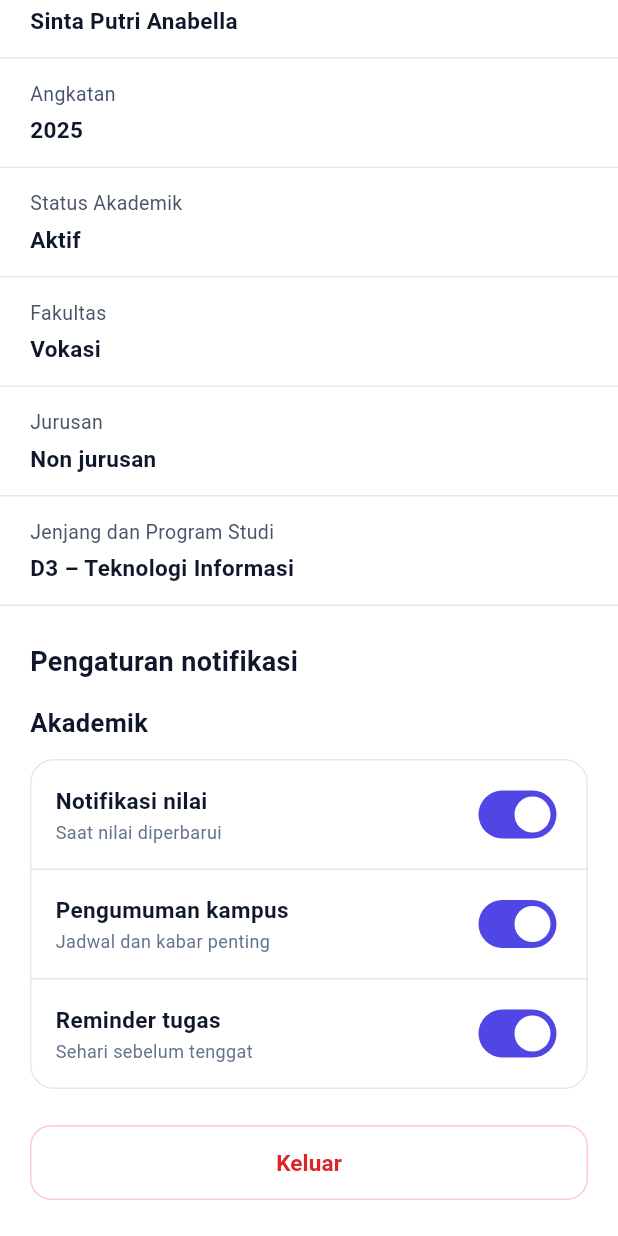
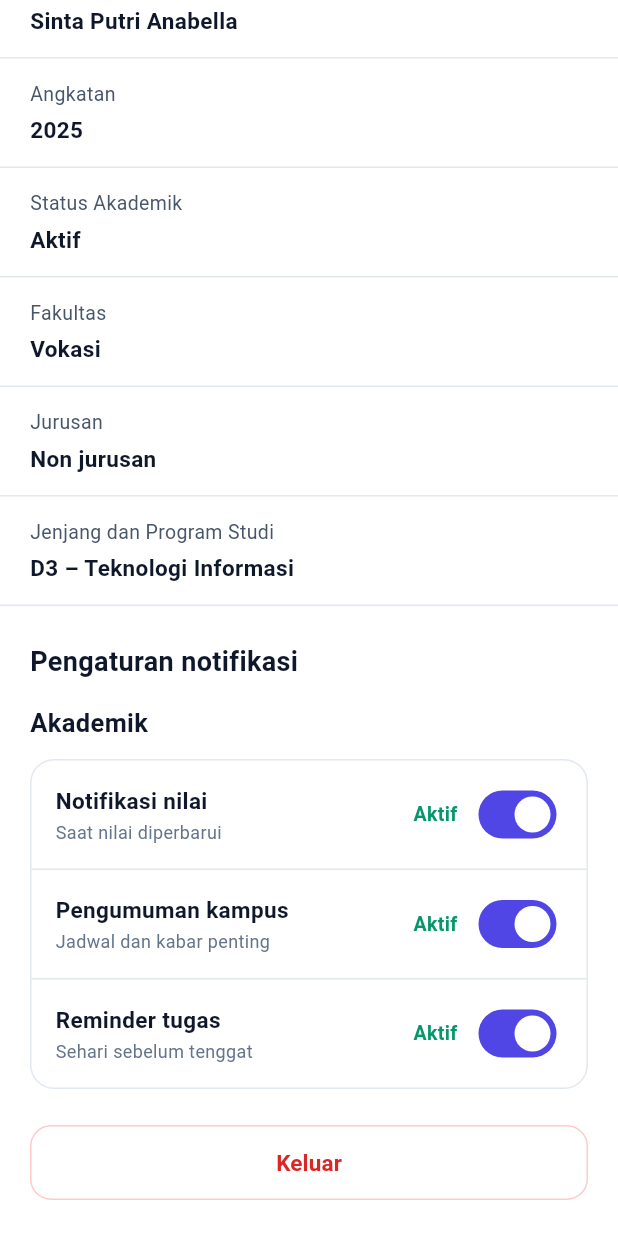
Before and after one commit to Azkiya-12/Gradia-PBL, a Flutter app: the AkunScreen screen opened directly, scrolled down 316 dp, on a phone screen of 412 x 824 dp. Run offline on Flutter 3.47's test engine with Material 3 defaults, Android fonts, the phone set to English and light mode, and no system bars; our stand-ins replace connectivity_plus, drift, drift_flutter, file_picker, flutter_secure_storage, shared_preferences; missing offline and left inert: desktop_drop; accounts and stored records are empty; generated files the repository leaves out were written again.

Commit message:
perbaikan akun

```diff
--- a/mahasiswa/lib/screens/auth/akun_screen.dart
+++ b/mahasiswa/lib/screens/auth/akun_screen.dart
@@ -1,8 +1,9 @@
 import 'package:flutter/material.dart';
-import '../../services/pengaturan_storage.dart';
-import '../../services/rahasia_storage.dart';
+import 'package:mahasiswa/services/pengaturan_storage.dart';
+import 'package:mahasiswa/services/rahasia_storage.dart';
 import 'login_screen.dart';
 
+/// Halaman Akun: profil, data diri, pengaturan notifikasi, dan tombol Keluar.
 class AkunScreen extends StatefulWidget {
   const AkunScreen({super.key});
 
@@ -12,9 +13,9 @@ class AkunScreen extends StatefulWidget {
 
 class _AkunScreenState extends State<AkunScreen> {
   static const _dark = Color(0xFF0F172A);
-  static const _grey = Color(0xFF64748B);
   static const _border = Color(0xFFE2E8F0);
 
+  // Data contoh. Nanti diganti dengan data dari backend.
   static const _inisial = 'SP';
   static const _email = 'sintaanabella@kampus';
   static const _nim = '251234567899';
@@ -28,10 +29,11 @@ class _AkunScreenState extends State<AkunScreen> {
     ['Jenjang dan Program Studi', 'D3 – Teknologi Informasi'],
   ];
 
+  // Pengaturan notifikasi (dibaca dari shared_preferences)
   bool _notifikasiNilai = true;
   bool _pengumumanKampus = true;
   bool _reminderTugas = true;
-  bool _updateSistem = false;
+  bool _updateSistem = false; // tidak tampil di desain, tetap disimpan
 
   @override
   void initState() {
@@ -50,6 +52,7 @@ class _AkunScreenState extends State<AkunScreen> {
     });
   }
 
+  // Simpan otomatis setiap tombol geser diubah
   Future<void> _simpanPengaturan() {
     return PengaturanStorage.simpan(
       nilai: _notifikasiNilai,
@@ -59,6 +62,7 @@ class _AkunScreenState extends State<AkunScreen> {
     );
   }
 
+  // Keluar: hapus token dari secure storage, lalu kembali ke Login
   Future<void> _keluar() async {
     await RahasiaStorage.hapusToken();
     if (!mounted) return;
@@ -331,6 +335,17 @@ class _SwitchRow extends StatelessWidget {
               ],
             ),
           ),
+          Text(
+            value ? 'Aktif' : 'Nonaktif',
+            style: TextStyle(
+              fontSize: 13,
+              fontWeight: value ? FontWeight.w700 : FontWeight.w600,
+              color: value
+                  ? const Color(0xFF059669)
+                  : const Color(0xFF64748B),
+            ),
+          ),
+          const SizedBox(width: 10),
           Switch(
             value: value,
             onChanged: onChanged,
```
